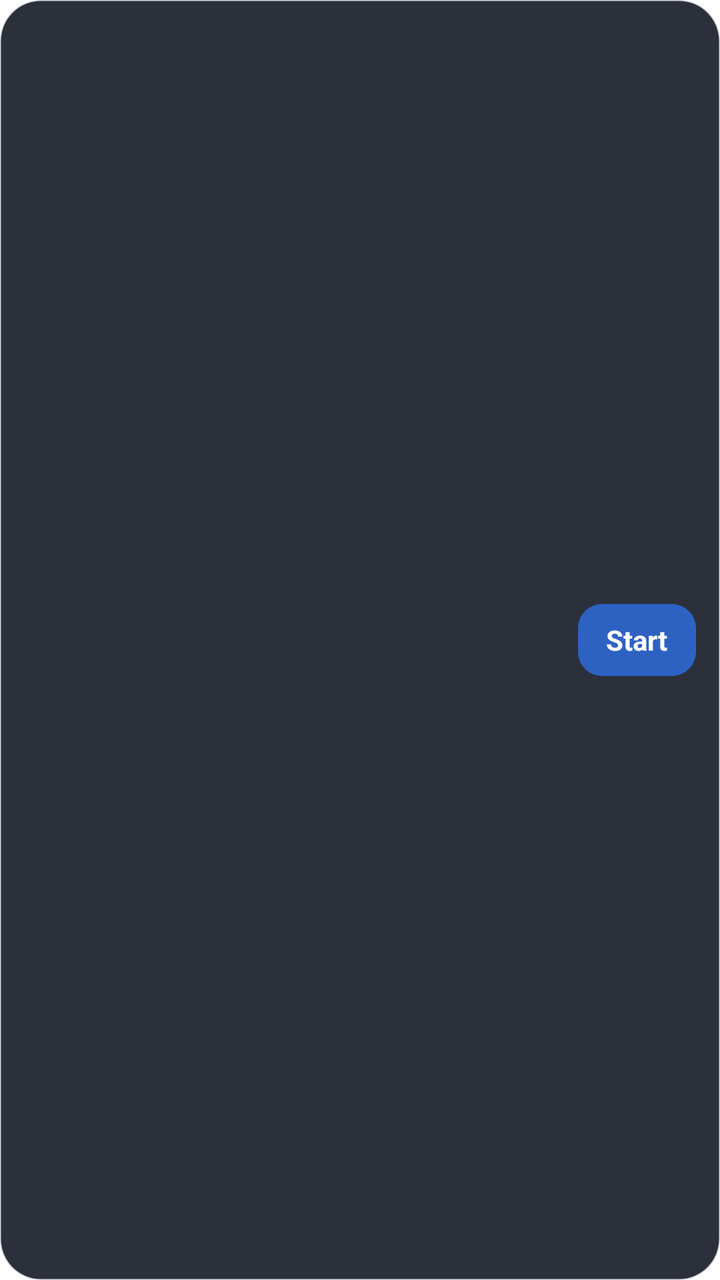
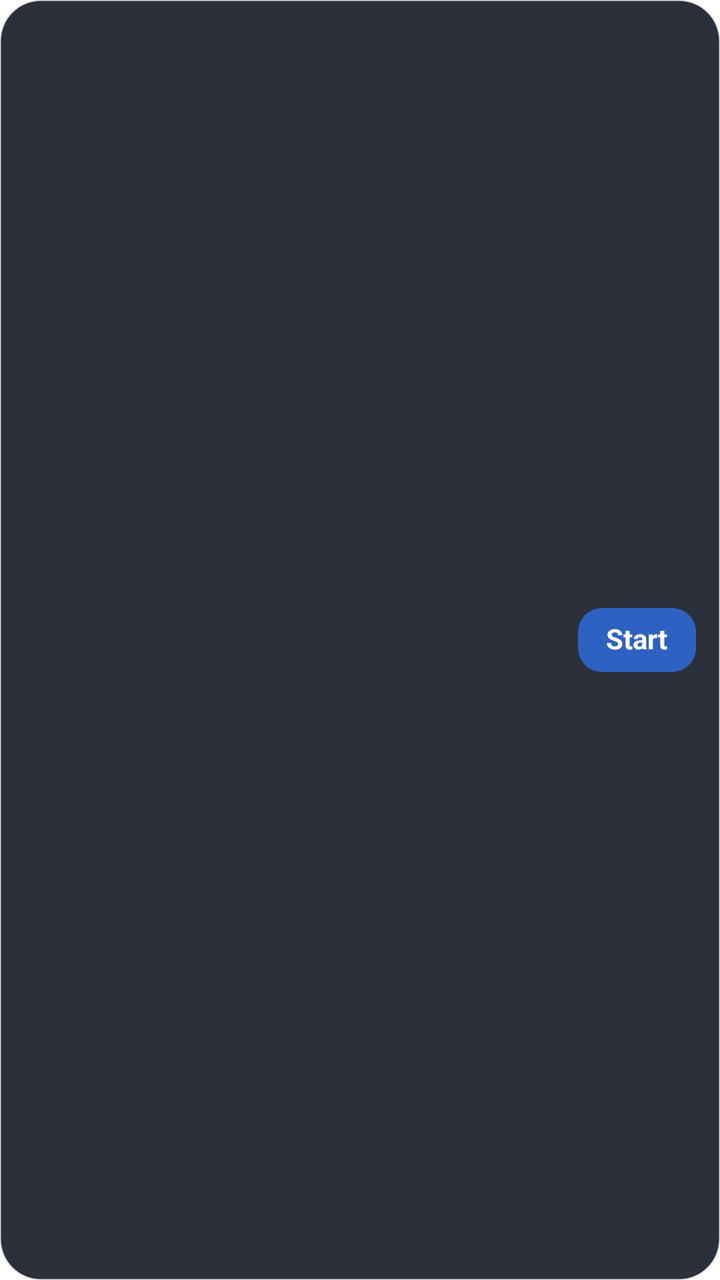

Two renders of the same Android screen: before a commit and after it. Below are the layout's source before the change and the commit's diff.
<!-- AndroidManifest.xml: fallback theme Theme.MaterialComponents.DayNight.NoActionBar -->
<!-- res/layout/widget_trip.xml -->
<?xml version="1.0" encoding="utf-8"?>
<LinearLayout xmlns:android="http://schemas.android.com/apk/res/android" android:id="@+id/root" android:layout_width="match_parent" android:layout_height="match_parent" android:orientation="horizontal" android:gravity="center_vertical" android:padding="12dp" android:background="@drawable/widget_bg">
    <LinearLayout android:layout_width="0dp" android:layout_weight="1" android:layout_height="wrap_content" android:orientation="vertical">
        <TextView android:id="@+id/cap" android:layout_width="wrap_content" android:layout_height="wrap_content" android:textSize="11sp" android:textColor="#AFC0D8" android:letterSpacing="0.08" android:maxLines="1" android:ellipsize="end" />
        <TextView android:id="@+id/value" android:layout_width="wrap_content" android:layout_height="wrap_content" android:textSize="18sp" android:textStyle="bold" android:textColor="#F5F7FA" android:maxLines="1" android:ellipsize="end" />
        <TextView android:id="@+id/sub" android:layout_width="wrap_content" android:layout_height="wrap_content" android:textSize="12sp" android:textColor="#AFC0D8" android:maxLines="2" android:ellipsize="end" />
    </LinearLayout>
    <TextView android:id="@+id/action" android:layout_width="wrap_content" android:layout_height="36dp" android:paddingStart="14dp" android:paddingEnd="14dp" android:gravity="center" android:text="Start" android:textColor="#FFFFFF" android:textStyle="bold" android:background="@drawable/widget_button" />
</LinearLayout>
<!-- resources referenced by this layout -->
<resources>
  <!-- drawable widget_bg (drawable) -->
  <?xml version="1.0" encoding="utf-8"?>
  <shape xmlns:android="http://schemas.android.com/apk/res/android" android:shape="rectangle">
      <solid android:color="#EE1C222D" />
      <corners android:radius="20dp" />
      <stroke android:width="1dp" android:color="#332C3442" />
  </shape>
  <!-- drawable widget_button (drawable) -->
  <?xml version="1.0" encoding="utf-8"?>
  <shape xmlns:android="http://schemas.android.com/apk/res/android" android:shape="rectangle">
      <solid android:color="#2E62C2" />
      <corners android:radius="12dp" />
  </shape>
</resources>

<!-- the commit's change to res/layout/widget_trip.xml (unified diff, before → after) -->
@@ -1,9 +1,9 @@
 <?xml version="1.0" encoding="utf-8"?>
-<LinearLayout xmlns:android="http://schemas.android.com/apk/res/android" android:id="@+id/root" android:layout_width="match_parent" android:layout_height="match_parent" android:orientation="horizontal" android:gravity="center_vertical" android:padding="12dp" android:background="@drawable/widget_bg">
+<LinearLayout xmlns:android="http://schemas.android.com/apk/res/android" android:id="@+id/root" android:layout_width="match_parent" android:layout_height="match_parent" android:orientation="horizontal" android:gravity="center_vertical" android:paddingStart="12dp" android:paddingEnd="12dp" android:paddingTop="8dp" android:paddingBottom="8dp" android:background="@drawable/widget_bg">
     <LinearLayout android:layout_width="0dp" android:layout_weight="1" android:layout_height="wrap_content" android:orientation="vertical">
-        <TextView android:id="@+id/cap" android:layout_width="wrap_content" android:layout_height="wrap_content" android:textSize="11sp" android:textColor="#AFC0D8" android:letterSpacing="0.08" android:maxLines="1" android:ellipsize="end" />
-        <TextView android:id="@+id/value" android:layout_width="wrap_content" android:layout_height="wrap_content" android:textSize="18sp" android:textStyle="bold" android:textColor="#F5F7FA" android:maxLines="1" android:ellipsize="end" />
-        <TextView android:id="@+id/sub" android:layout_width="wrap_content" android:layout_height="wrap_content" android:textSize="12sp" android:textColor="#AFC0D8" android:maxLines="2" android:ellipsize="end" />
+        <TextView android:includeFontPadding="false" android:id="@+id/cap" android:layout_width="wrap_content" android:layout_height="wrap_content" android:textSize="11sp" android:textColor="#AFC0D8" android:letterSpacing="0.08" android:maxLines="1" android:ellipsize="end" />
+        <TextView android:includeFontPadding="false" android:id="@+id/value" android:layout_width="wrap_content" android:layout_height="wrap_content" android:textSize="18sp" android:textStyle="bold" android:textColor="#F5F7FA" android:maxLines="1" android:ellipsize="end" />
+        <TextView android:includeFontPadding="false" android:id="@+id/sub" android:layout_width="wrap_content" android:layout_height="wrap_content" android:textSize="12sp" android:textColor="#AFC0D8" android:maxLines="1" android:ellipsize="end" />
     </LinearLayout>
-    <TextView android:id="@+id/action" android:layout_width="wrap_content" android:layout_height="36dp" android:paddingStart="14dp" android:paddingEnd="14dp" android:gravity="center" android:text="Start" android:textColor="#FFFFFF" android:textStyle="bold" android:background="@drawable/widget_button" />
+    <TextView android:includeFontPadding="false" android:id="@+id/action" android:layout_width="wrap_content" android:layout_height="32dp" android:paddingStart="14dp" android:paddingEnd="14dp" android:gravity="center" android:text="Start" android:textColor="#FFFFFF" android:textStyle="bold" android:background="@drawable/widget_button" />
 </LinearLayout>
